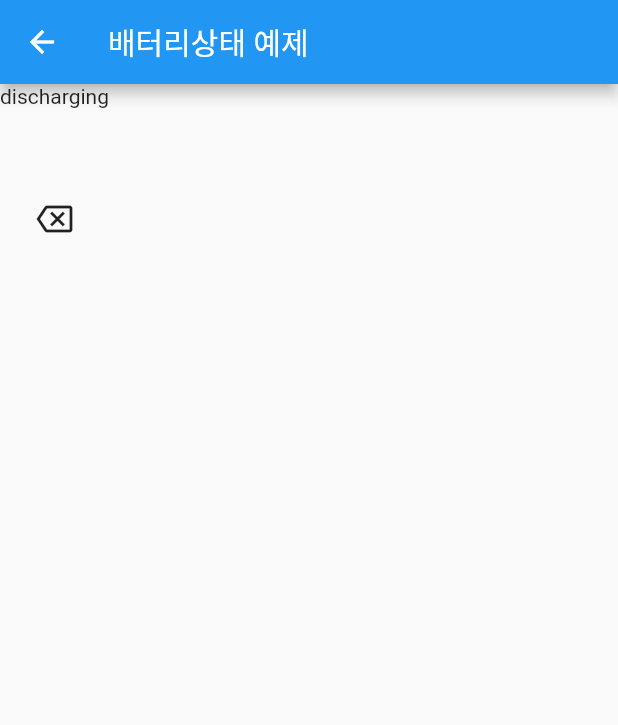
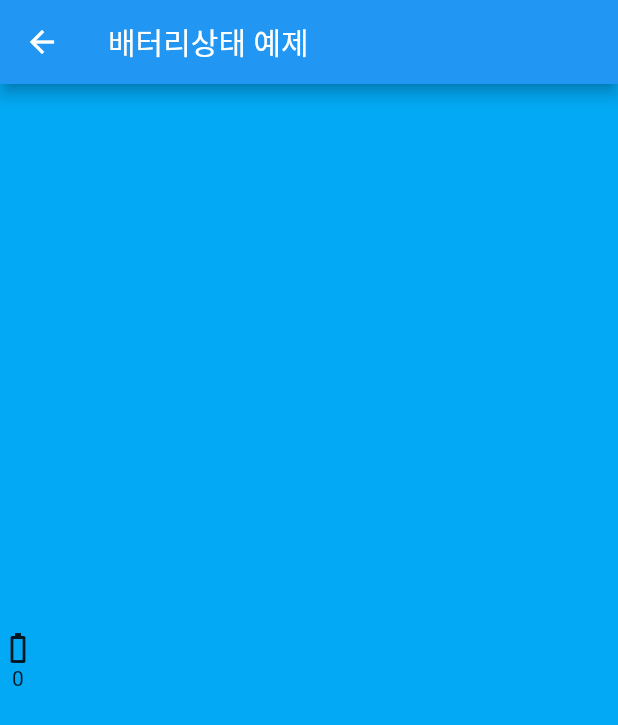
Before and after one commit to tnvchdql0255/Sensor_game, a Flutter app: the StageL1 screen opened directly, on a phone screen of 412 x 824 dp. Shown: the top 725 px of the screen. Run offline on Flutter 3.47's test engine with Material 2 defaults, Android fonts, the phone set to English and light mode, and no system bars; our stand-ins replace battery_plus.

Commit message:
디자인, 기능 일부 추가

```diff
--- a/lib/stage/stage_L_1.dart
+++ b/lib/stage/stage_L_1.dart
@@ -11,15 +11,16 @@ class StageL1 extends StatefulWidget {
 
 class _Stage1State extends State<StageL1> {
   String _batteryStatus = "CurrentStatus";
+  Icon currentValue = const Icon(Icons.battery_6_bar);
   BatteryState? _batteryState;
   final Battery _battery = Battery();
   late Timer timer;
   StreamSubscription<BatteryState>? _batteryStateSubscription;
-
+  int persentage = 0;
   @override
   void initState() {
     super.initState();
-    timer = Timer.periodic(Duration(seconds: 1), (timer) {
+    timer = Timer.periodic(const Duration(seconds: 1), (timer) {
       getBatteryStatus();
     });
     _batteryStateSubscription = _battery.onBatteryStateChanged.listen((status) {
@@ -37,19 +38,21 @@ class _Stage1State extends State<StageL1> {
     setState(() {
       switch (_batteryState) {
         case BatteryState.full:
-          _batteryStatus = "full";
+          currentValue = const Icon(Icons.battery_charging_full);
+          persentage++;
           break;
         case BatteryState.charging:
-          _batteryStatus = "isCharging";
+          currentValue = const Icon(Icons.battery_charging_full);
+          persentage++;
           break;
         case BatteryState.discharging:
-          _batteryStatus = "discharging";
+          currentValue = const Icon(Icons.battery_0_bar);
           break;
         case BatteryState.unknown:
           _batteryStatus = "unknown";
           break;
         default:
-          _batteryStatus = "default";
+          currentValue = const Icon(Icons.battery_0_bar);
           break;
       }
     });
@@ -58,19 +61,15 @@ class _Stage1State extends State<StageL1> {
   @override
   Widget build(BuildContext context) {
     return Scaffold(
+      backgroundColor: Colors.lightBlue,
       appBar: AppBar(
-        title: Text("배터리상태 예제"),
+        title: const Text("배터리상태 예제"),
       ),
       body: Column(
+        mainAxisAlignment: MainAxisAlignment.center,
         children: [
-          Text(_batteryStatus),
-          SizedBox(
-            height: 50,
-          ),
-          IconButton(
-            onPressed: () => Navigator.pop(context),
-            icon: Icon(Icons.backspace_outlined),
-          ),
+          currentValue,
+          Text("$persentage"),
         ],
       ),
     );
```
Also changed, not shown: lib/main.dart (+5 -6 lines), lib/stage_selection.dart (+39 -47 lines).
